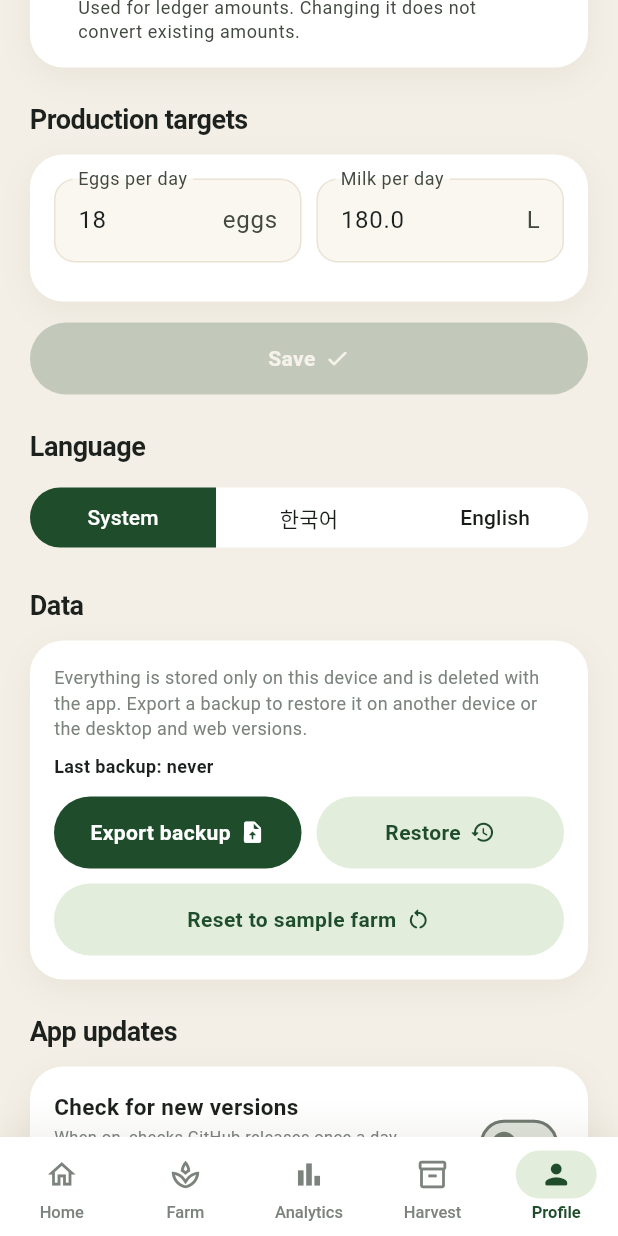
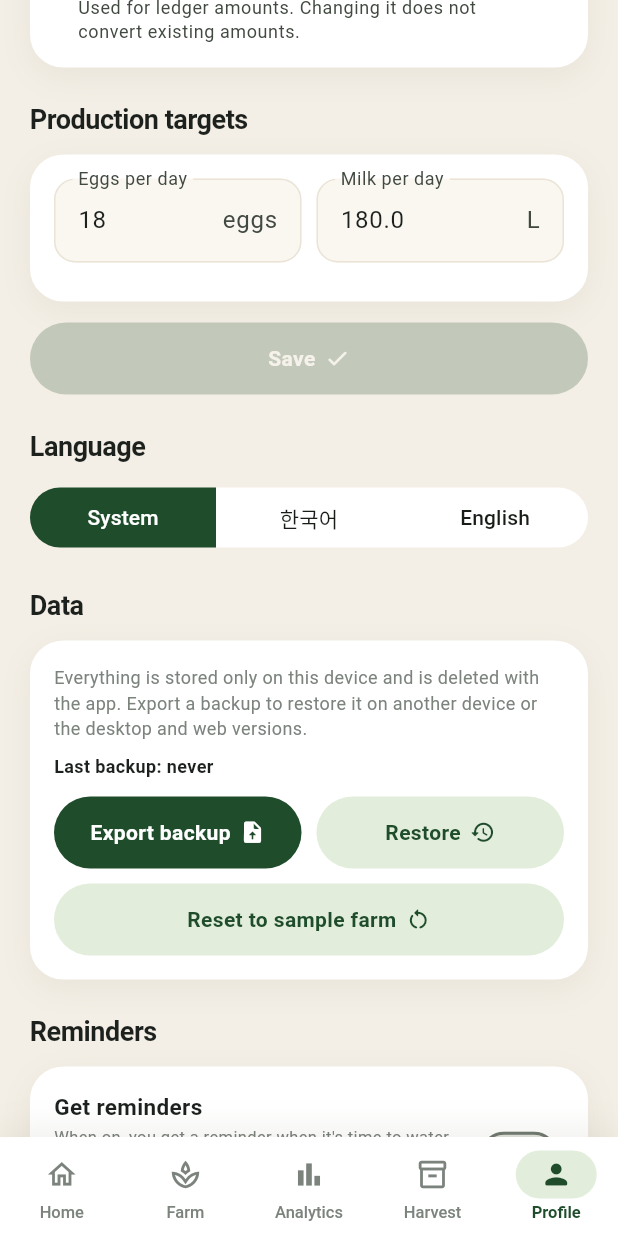
Before and after one commit to jeiel85/my-farm-flutter, a Flutter app: the screen it shows after launch, item 5 of the bottom bar chosen, scrolled down 576 dp, on a phone screen of 412 x 824 dp. Run offline on Flutter 3.47's test engine with Material 3 defaults, Android fonts, the phone set to English and light mode, and no system bars; drawn by our look-alikes of flutter_animate; our stand-ins replace file_picker, fl_chart, flutter_local_notifications, shared_preferences, timezone; generated files the repository leaves out were written again; network calls fail; statements that could not run were skipped.

Commit message:
feat: 물주기·급이·백신 일정 알림(Android·Windows)
- 프로필 → 알림에서 켜면(기본 꺼짐) 앞으로 일주일 치를 로컬 예약하고, 기록이 바뀌거나 앱을 열 때 다시 계산
  - 물주기: 다음 물주기 시각(같은 시각 밭은 묶음, 21~7시는 7시로), 급이: 오늘 체크한 회차 제외, 백신·진료: 14일 안 일정을 그날 8시
  - 종류별 끄기, 권한 거절·설정에서 꺼짐·예약 실패를 카드에 표시
- 계획은 순수 함수(reminder_plan.dart), 예약은 ReminderPlatform(flutter_local_notifications) 뒤로 분리
- Android: POST_NOTIFICATIONS 요청, RECEIVE_BOOT_COMPLETED·예약 수신기(재부팅 후 복원), inexactAllowWhileIdle(정확한 알람 권한 없음), desugaring, 단색 알림 아이콘
- Windows: MSIX 없이 HKCU에 AUMID·이름·아이콘 등록, 예약 토스트
- 의존성: flutter_local_notifications 22.3.1, timezone 0.11.1(UTC만 사용)

Co-Authored-By: Claude Opus 5.5 <noreply@anthropic.com>

```diff
--- /dev/null
+++ b/lib/data/reminder_plan.dart
@@ -0,0 +1,148 @@
+import 'farm_state.dart';
+import 'models.dart';
+
+enum ReminderKind { watering, feeding, care }
+
+/// 휴대폰 알림 설정. 기기마다 다를 수 있어 농장 데이터가 아니라 기기별 meta에 둔다(백업에 들어가지 않는다).
+class ReminderSettings {
+  const ReminderSettings({this.enabled = false, this.watering = true, this.feeding = true, this.care = true});
+
+  final bool enabled;
+  final bool watering;
+  final bool feeding;
+  final bool care;
+
+  bool allows(ReminderKind kind) => switch (kind) {
+    ReminderKind.watering => watering,
+    ReminderKind.feeding => feeding,
+    ReminderKind.care => care,
+  };
+
+  ReminderSettings copyWith({bool? enabled, bool? watering, bool? feeding, bool? care}) => ReminderSettings(
+    enabled: enabled ?? this.enabled,
+    watering: watering ?? this.watering,
+    feeding: feeding ?? this.feeding,
+    care: care ?? this.care,
+  );
+
+  ReminderSettings withKind(ReminderKind kind, bool on) => switch (kind) {
+    ReminderKind.watering => copyWith(watering: on),
+    ReminderKind.feeding => copyWith(feeding: on),
+    ReminderKind.care => copyWith(care: on),
+  };
+
+  Map<String, Object?> toJson() => {'enabled': enabled, 'watering': watering, 'feeding': feeding, 'care': care};
+
+  /// 읽을 수 없으면 기본값(꺼짐)으로 본다. 알림을 몰래 켜는 쪽으로 틀리지 않게 한다.
+  factory ReminderSettings.fromJson(Object? j) {
+    if (j is! Map) return const ReminderSettings();
+    bool flag(String key, bool fallback) => j[key] is bool ? j[key] as bool : fallback;
+    return ReminderSettings(
+      enabled: flag('enabled', false),
+      watering: flag('watering', true),
+      feeding: flag('feeding', true),
+      care: flag('care', true),
+    );
+  }
+}
+
+/// 예약할 알림 한 건. 문구는 화면 언어로 따로 만든다.
+sealed class PlannedReminder {
+  const PlannedReminder(this.at);
+
+  /// 알림을 보낼 기기 현지 시각.
+  final DateTime at;
+
+  ReminderKind get kind;
+}
+
+/// 같은 시각에 물이 필요한 밭들(스마트 관수로 함께 준 밭은 함께 돌아온다).
+class WateringReminder extends PlannedReminder {
+  const WateringReminder(super.at, this.crops);
+  final List<String> crops;
+  @override
+  ReminderKind get kind => ReminderKind.watering;
+}
+
+class FeedingReminder extends PlannedReminder {
+  const FeedingReminder(super.at, this.slot);
+  final FeedingSlot slot;
+  @override
+  ReminderKind get kind => ReminderKind.feeding;
+}
+
+class CareReminder extends PlannedReminder {
+  const CareReminder(super.at, this.item, this.animal);
+  final CareItem item;
+
+  /// 개체 전용 일정이면 그 개체, 종 전체 대상이면 null.
+  final Animal? animal;
+  @override
+  ReminderKind get kind => ReminderKind.care;
+}
+
+/// 앞으로 보낼 알림을 시각 순으로 계산한다.
+///
+/// - 물주기: 다음 물주기 시각. 밤(21시~7시)에 돌아오면 아침 7시로 미룬다. 이미 지난 것은 앱 홈에 나오므로 보내지 않는다.
+/// - 급이: 앞으로 [feedingDays]일의 급이 시각. 오늘 이미 체크한 회차는 뺀다.
+/// - 백신·진료: [careDays]일 안의 일정을 그날 아침 8시에. 대상 개체가 없어진 일정은 뺀다.
+///
+/// 앱을 열지 않는 동안에도 며칠은 알림이 오도록 미리 잡아 두고, 앱을 열거나 기록이 바뀔 때마다 다시 계산한다.
+/// 기기의 예약 알람 수 제한을 넘지 않게 [maxCount]건까지만 돌려준다.
+List<PlannedReminder> planReminders(
+  FarmState state,
+  DateTime now,
+  ReminderSettings settings, {
+  int feedingDays = 7,
+  int careDays = 14,
+  int maxCount = 60,
+}) {
+  if (!settings.enabled) return const [];
+  final out = <PlannedReminder>[];
+
+  if (settings.watering) {
+    final byTime = <DateTime, List<String>>{};
+    for (final f in state.fields) {
+      final due = f.nextWateringAt;
+      if (!due.isAfter(now)) continue;
+      byTime.putIfAbsent(_outsideQuietHours(due), () => []).add(f.cropName);
+    }
+    for (final e in byTime.entries) {
+      out.add(WateringReminder(e.key, e.value));
+    }
+  }
+
+  if (settings.feeding) {
+    final doneToday = {...?state.feedingDone[dateKeyOf(now)]};
+    for (var d = 0; d < feedingDays; d++) {
+      for (final (i, slot) in state.feedingSlots.indexed) {
+        if (d == 0 && doneToday.contains(i)) continue;
+        final at = DateTime(now.year, now.month, now.day + d, slot.hour, slot.minute);
+        if (at.isAfter(now)) out.add(FeedingReminder(at, slot));
+      }
+    }
+  }
+
+  if (settings.care) {
+    final animals = {for (final a in state.animals) a.id: a};
+    for (final c in state.careItems) {
+      if (c.isDone) continue;
+      final animal = c.animalId == null ? null : animals[c.animalId];
+      if (c.animalId != null && animal == null) continue;
+      final at = DateTime(c.dueDate.year, c.dueDate.month, c.dueDate.day, 8);
+      if (at.isAfter(now) && at.isBefore(now.add(Duration(days: careDays)))) out.add(CareReminder(at, c, animal));
+    }
+  }
+
+  out.sort((a, b) => a.at.compareTo(b.at));
+  return out.length > maxCount ? out.sublist(0, maxCount) : out;
+}
+
+const _quietStartHour = 21;
+const _quietEndHour = 7;
+
+DateTime _outsideQuietHours(DateTime at) {
+  if (at.hour >= _quietStartHour) return DateTime(at.year, at.month, at.day + 1, _quietEndHour);
+  if (at.hour < _quietEndHour) return DateTime(at.year, at.month, at.day, _quietEndHour);
+  return at;
+}
--- a/lib/features/profile/profile_screen.dart
+++ b/lib/features/profile/profile_screen.dart
@@ -8,6 +8,8 @@ import '../../data/farm_store.dart';
 import '../../data/models.dart';
 import '../../data/weather.dart';
 import '../update/update_widgets.dart';
+import '../reminders/reminder_settings_card.dart';
+import '../reminders/reminders.dart';
 import 'backup_actions.dart';
 import '../../l10n/l10n.dart';
 
@@ -343,6 +345,10 @@ class _ProfileScreenState extends State<ProfileScreen> {
               ),
               4,
             ),
+            if (ReminderScope.of(context) case final reminders?) ...[
+              SectionTitle(context.l10n.remindersSection),
+              rise(ReminderSettingsCard(reminders: reminders), 5),
+            ],
             if (UpdateScope.of(context) case final update?) ...[
               SectionTitle(context.l10n.appUpdate),
               rise(UpdateSettingsCard(update: update, now: store.now), 5),
--- /dev/null
+++ b/lib/features/reminders/reminder_settings_card.dart
@@ -0,0 +1,90 @@
+import 'package:flutter/material.dart';
+
+import '../../core/theme.dart';
+import '../../core/widgets.dart';
+import '../../data/reminder_plan.dart';
+import '../../l10n/l10n.dart';
+import 'reminders.dart';
+
+/// 프로필의 알림 설정(Android·Windows).
+class ReminderSettingsCard extends StatelessWidget {
+  const ReminderSettingsCard({super.key, required this.reminders});
+
+  final ReminderController reminders;
+
+  Future<void> _toggle(BuildContext context, bool on) async {
+    final ok = await reminders.setEnabled(on);
+    if (!ok && context.mounted) showMessage(context, context.l10n.remindersPermissionDenied);
+  }
+
+  @override
+  Widget build(BuildContext context) {
+    final l = context.l10n;
+    final s = reminders.settings;
+    final String? status;
+    if (!s.enabled) {
+      status = null;
+    } else if (reminders.lastError != null) {
+      status = l.remindersFailed('${reminders.lastError}');
+    } else if (reminders.permissionMissing) {
+      status = l.remindersPermissionOff;
+    } else if (reminders.nextAt case final next?) {
+      status = l.remindersScheduled(reminders.scheduledCount, reminderTimeLabel(context, next));
+    } else {
+      status = l.remindersNoneScheduled;
+    }
+    return AppCard(
+      child: Column(
+        crossAxisAlignment: CrossAxisAlignment.start,
+        children: [
+          Row(
+            children: [
+              Expanded(
+                child: Column(
+                  crossAxisAlignment: CrossAxisAlignment.start,
+                  children: [
+                    Text(l.remindersToggle, style: AppText.h3),
+                    const SizedBox(height: 2),
+                    Text(l.remindersHint, style: AppText.tiny),
+                  ],
+                ),
+              ),
+              const SizedBox(width: 8),
+              Switch(value: s.enabled, onChanged: (on) => _toggle(context, on)),
+            ],
+          ),
+          if (s.enabled) ...[
+            if (Theme.of(context).platform == TargetPlatform.android) ...[
+              const SizedBox(height: 6),
+              Text(l.remindersAndroidDelay, style: AppText.tiny),
+            ],
+            const SizedBox(height: 8),
+            for (final kind in ReminderKind.values)
+              CheckboxListTile(
+                contentPadding: EdgeInsets.zero,
+                dense: true,
+                controlAffinity: ListTileControlAffinity.leading,
+                value: s.allows(kind),
+                onChanged: (on) => reminders.setKind(kind, on ?? false),
+                title: Text(switch (kind) {
+                  ReminderKind.watering => l.remindersWatering,
+                  ReminderKind.feeding => l.remindersFeeding,
+                  ReminderKind.care => l.remindersCare,
+                }, style: AppText.body),
+                subtitle: kind == ReminderKind.watering ? Text(l.remindersQuietHours, style: AppText.tiny) : null,
+              ),
+          ],
+          if (status != null) ...[
+            const SizedBox(height: 4),
+            Text(
+              status,
+              style: AppText.caption.copyWith(
+                color: reminders.lastError != null || reminders.permissionMissing ? AppColors.red : null,
+              ),
+            ),
+          ],
+        ],
+      ),
+    );
+  }
+}
--- /dev/null
+++ b/lib/features/reminders/reminders.dart
@@ -0,0 +1,276 @@
+import 'dart:async';
+import 'dart:convert';
+import 'dart:io' show File, Platform;
+
+import 'package:flutter/foundation.dart';
+import 'package:flutter/widgets.dart';
+import 'package:flutter_local_notifications/flutter_local_notifications.dart';
+import 'package:intl/intl.dart';
+import 'package:timezone/timezone.dart' as tz;
+
+import '../../data/farm_store.dart';
+import '../../data/reminder_plan.dart';
+import '../../l10n/l10n.dart';
+
+/// 알림은 Android와 Windows에서 쓴다. 웹은 앱을 닫으면 알림을 예약해 둘 수 없어 쓰지 않는다.
+bool get remindersSupported => !kIsWeb && (Platform.isAndroid || Platform.isWindows);
+
+/// 알림 한 건의 내용. 플랫폼 구현이 그대로 띄운다.
+class ReminderNotice {
+  const ReminderNotice({
+    required this.id,
+    required this.kind,
+    required this.at,
+    required this.title,
+    required this.body,
+    required this.channelName,
+  });
+
+  final int id;
+  final ReminderKind kind;
+  final DateTime at;
+  final String title;
+  final String body;
+
+  /// 휴대폰 설정 > 알림에 보이는 채널 이름(종류마다 따로 끌 수 있다).
+  final String channelName;
+}
+
+abstract class ReminderPlatform {
+  /// [appName]은 Windows 알림 머리글에 나오는 앱 이름이다.
+  Future<void> init({required String appName});
+
+  /// 알림 권한을 요청한다(Android 13+). 허용되어 있으면 true.
+  Future<bool> requestPermission();
+
+  /// 지금 알림이 허용되어 있는지(사용자가 나중에 설정에서 끌 수 있다).
+  Future<bool> permitted();
+
+  Future<void> replaceAll(List<ReminderNotice> notices);
+
+  Future<void> cancelAll();
+}
+
+class LocalNotificationsPlatform implements ReminderPlatform {
+  final _plugin = FlutterLocalNotificationsPlugin();
+
+  AndroidFlutterLocalNotificationsPlugin? get _android =>
+      _plugin.resolvePlatformSpecificImplementation<AndroidFlutterLocalNotificationsPlugin>();
+
+  /// Windows 알림이 이 앱 것임을 알리는 ID와 알림 클릭 콜백 COM 클래스 ID. 바꾸면 이전에 잡은 예약을 지울 수 없게 되므로 고정한다.
+  static const windowsAppId = 'Jeiel85.MyFarm';
+  static const windowsCallbackGuid = 'b4f3f0c2-6a7e-4d0f-9a51-3c2d8e7f1a64';
+
+  @override
+  Future<void> init({required String appName}) async {
+    final ok = await _plugin.initialize(
+      settings: InitializationSettings(
+        // res/drawable/ic_stat_farm.xml(흰 실루엣). 런처 아이콘을 쓰면 상태 표시줄에 회색 네모로 나온다.
+        android: const AndroidInitializationSettings('ic_stat_farm'),
+        // MSIX 패키지가 아니어도 되도록 플러그인이 HKCU에 앱 ID와 이름·아이콘을 등록한다.
+        windows: WindowsInitializationSettings(
+          appName: appName,
+          appUserModelId: windowsAppId,
+          guid: windowsCallbackGuid,
+          iconPath: Platform.isWindows ? _windowsIconPath() : null,
+        ),
+      ),
+    );
+    if (ok == false) throw StateError('Notification plugin did not initialize');
+  }
+
+  /// 빌드에 함께 들어가는 앱 아이콘(pubspec assets). Windows 알림에 앱 아이콘으로 나온다.
+  static String _windowsIconPath() {
+    final exeDir = File(Platform.resolvedExecutable).parent.path;
+    return [exeDir, 'data', 'flutter_assets', 'assets', 'icon', 'icon.png'].join(Platform.pathSeparator);
+  }
+
+  /// Windows는 알림 권한을 앱이 묻지 않는다(설정 > 시스템 > 알림에서 사용자가 끈다).
+  @override
+  Future<bool> requestPermission() async =>
+      Platform.isWindows || (await _android?.requestNotificationsPermission() ?? false);
+
+  @override
+  Future<bool> permitted() async => Platform.isWindows || (await _android?.areNotificationsEnabled() ?? false);
+
+  @override
+  Future<void> replaceAll(List<ReminderNotice> notices) async {
+    await _plugin.cancelAll();
+    // 계산한 뒤 예약하기까지 사이에 지나간 시각은 건너뛴다(플러그인이 지난 시각 예약을 거부한다).
+    final soonest = DateTime.now().add(const Duration(seconds: 5));
+    for (final n in notices.where((n) => n.at.isAfter(soonest))) {
+      await _plugin.zonedSchedule(
+        id: n.id,
+        title: n.title,
+        body: n.body,
+        // 기기 현지 시각을 같은 순간의 UTC로 넘긴다. 반복 예약을 쓰지 않으므로 시간대 데이터베이스가 필요 없다.
+        scheduledDate: tz.TZDateTime.from(n.at, tz.UTC),
+        notificationDetails: NotificationDetails(
+          android: AndroidNotificationDetails(
+            'reminder_${n.kind.name}',
+            n.channelName,
+            category: AndroidNotificationCategory.reminder,
+          ),
+        ),
+        // 정확한 알람 권한(SCHEDULE_EXACT_ALARM) 없이 예약한다. Android가 배터리를 아끼려고 최대 1시간까지 늦출 수 있다.
+        androidScheduleMode: AndroidScheduleMode.inexactAllowWhileIdle,
+      );
+    }
+  }
+
+  @override
+  Future<void> cancelAll() => _plugin.cancelAll();
+}
+
+/// 설정을 기기별 meta에 두고, 농장 기록이 바뀔 때마다 앞으로의 알림을 다시 예약한다.
+class ReminderController extends ChangeNotifier {
+  ReminderController({
+    required this.store,
+    required this.platform,
+    required this.storage,
+    required this.localizations,
+    this.debounce = const Duration(seconds: 2),
+  });
+
+  final FarmStore store;
+  final ReminderPlatform platform;
+  final FarmStorage storage;
+
+  /// 알림 문구에 쓸 현재 언어.
+  final AppLocalizations Function() localizations;
+  final Duration debounce;
+
+  static const metaKey = 'reminders';
+
+  ReminderSettings settings = const ReminderSettings();
+
+  /// 켜져 있는데 휴대폰 설정에서 알림이 꺼져 있다.
+  bool permissionMissing = false;
+  int scheduledCount = 0;
+
+  /// 가장 먼저 올 알림 시각.
+  DateTime? nextAt;
+  Object? lastError;
+
+  Timer? _pending;
+  Future<void> _queue = Future.value();
+
+  Future<void> init() async {
+    try {
+      settings = ReminderSettings.fromJson(jsonDecode(await storage.readMeta(metaKey) ?? 'null'));
+    } on FormatException {
+      settings = const ReminderSettings();
+    }
+    store.addListener(_onStoreChanged);
+    try {
+      await platform.init(appName: localizations().appTitle);
+    } catch (e) {
+      // 알림만 못 쓸 뿐 앱은 계속 쓸 수 있다. 설정 카드에 원인을 보여 준다.
+      debugPrint('Could not initialize reminders: $e');
+      lastError = e;
+      notifyListeners();
+      return;
+    }
+    await sync();
+  }
+
+  void _onStoreChanged() {
+    _pending?.cancel();
+    _pending = Timer(debounce, sync);
+  }
+
+  /// 켜려면 알림 권한을 받아야 한다. 거절하면 꺼진 채로 두고 false.
+  Future<bool> setEnabled(bool on) async {
+    if (on && !await platform.requestPermission()) {
+      permissionMissing = true;
+      notifyListeners();
+      return false;
+    }
+    await _save(settings.copyWith(enabled: on));
+    return true;
+  }
+
+  Future<void> setKind(ReminderKind kind, bool on) => _save(settings.withKind(kind, on));
+
+  Future<void> _save(ReminderSettings next) async {
+    settings = next;
+    notifyListeners();
+    await storage.writeMeta(metaKey, jsonEncode(next.toJson()));
+    await sync();
+  }
+
+  /// 예약을 지금 상태에 맞춘다. 여러 번 불려도 차례로 하나씩 실행한다.
+  Future<void> sync() => _queue = _queue.then((_) => _sync());
+
+  Future<void> _sync() async {
+    _pending?.cancel();
+    try {
+      if (!settings.enabled) {
+        await platform.cancelAll();
+        scheduledCount = 0;
+        nextAt = null;
+        permissionMissing = false;
+      } else {
+        permissionMissing = !await platform.permitted();
+        final plan = planReminders(store.state, store.now, settings);
+        final l = localizations();
+        await platform.replaceAll([for (final (i, r) in plan.indexed) _notice(i + 1, r, l)]);
+        scheduledCount = plan.length;
+        nextAt = plan.firstOrNull?.at;
+      }
+      lastError = null;
+    } catch (e) {
+      debugPrint('Could not schedule reminders: $e');
+      lastError = e;
+    }
+    notifyListeners();
+  }
+
+  ReminderNotice _notice(int id, PlannedReminder r, AppLocalizations l) {
+    final (title, body) = switch (r) {
+      WateringReminder(:final crops) => (l.notifWateringTitle, l.notifWateringBody(crops.join(', '))),
+      FeedingReminder(:final slot) => (l.alertFeedingTitle(slot.timeLabel, slot.label), l.notifFeedingBody),
+      CareReminder(:final item, :final animal) => (
+        l.notifCareTitle(item.title),
+        l.notifCareBody(animal == null ? l.kind(item.kind) : '${animal.name} (${animal.tag})'),
+      ),
+    };
+    return ReminderNotice(
+      id: id,
+      kind: r.kind,
+      at: r.at,
+      title: title,
+      body: body,
+      channelName: switch (r.kind) {
+        ReminderKind.watering => l.remindersWatering,
+        ReminderKind.feeding => l.remindersFeeding,
+        ReminderKind.care => l.remindersCare,
+      },
+    );
+  }
+
+  @override
+  void dispose() {
+    _pending?.cancel();
+    store.removeListener(_onStoreChanged);
+    super.dispose();
+  }
+}
+
+/// 알림 문구 언어. 앱 화면과 같은 규칙(직접 고른 언어 → 기기 언어, 한국어가 아니면 영어)을 따른다.
+AppLocalizations reminderLocalizations(FarmStore store) {
+  final code = store.localeOverride ?? WidgetsBinding.instance.platformDispatcher.locale.languageCode;
+  return lookupAppLocalizations(Locale(code == 'ko' ? 'ko' : 'en'));
+}
+
+class ReminderScope extends InheritedNotifier<ReminderController> {
+  const ReminderScope({super.key, required ReminderController? controller, required super.child})
+    : super(notifier: controller);
+
+  /// 알림을 쓰지 않는 플랫폼(웹·Windows)에서는 null.
+  static ReminderController? of(BuildContext context) =>
+      context.dependOnInheritedWidgetOfExactType<ReminderScope>()?.notifier;
+}
+
+/// 알림 시각을 사람이 읽는 형식으로(설정 카드의 다음 알림 표시용).
+String reminderTimeLabel(BuildContext context, DateTime at) => DateFormat.MMMEd(context.localeName).add_Hm().format(at);
--- a/lib/l10n/app_en.arb
+++ b/lib/l10n/app_en.arb
@@ -468,5 +468,23 @@
   "csvNote": "Note",
   "weatherOffline": "Couldn't connect. Showing weather from {when}.",
   "farmMap": "Farm map",
-  "mapZoneNeedsWater": "{zone}, needs water"
+  "mapZoneNeedsWater": "{zone}, needs water",
+  "remindersSection": "Reminders",
+  "remindersToggle": "Get reminders",
+  "remindersHint": "When on, you get a reminder when it's time to water, feed, or give scheduled care, even while the app is closed. The next week of reminders is rescheduled whenever records change or you open the app.",
+  "remindersWatering": "Watering",
+  "remindersFeeding": "Feeding",
+  "remindersCare": "Vaccines & checkups",
+  "remindersQuietHours": "Watering due between 9 PM and 7 AM is announced at 7 AM.",
+  "remindersPermissionDenied": "Notifications aren't allowed, so reminders stay off. Allow them in Settings > Apps > My Farm > Notifications.",
+  "remindersPermissionOff": "Notifications are turned off in your phone settings, so reminders won't appear.",
+  "remindersScheduled": "{count} reminders scheduled · next {when}",
+  "remindersNoneScheduled": "No upcoming reminders.",
+  "remindersFailed": "Couldn't schedule reminders: {error}",
+  "notifWateringTitle": "Time to water",
+  "notifWateringBody": "Water these fields: {crops}.",
+  "notifFeedingBody": "It's time. Check it off in the app when done.",
+  "notifCareTitle": "Today: {title}",
+  "notifCareBody": "{target} · Mark it done in Livestock when finished.",
+  "remindersAndroidDelay": "Android may deliver reminders up to an hour late to save battery."
 }
--- a/lib/main.dart
+++ b/lib/main.dart
@@ -9,6 +9,7 @@ import 'core/theme.dart';
 import 'data/app_update.dart';
 import 'data/farm_store.dart';
 import 'data/weather.dart';
+import 'features/reminders/reminders.dart';
 import 'l10n/l10n.dart';
 
 Future<void> main() async {
@@ -28,25 +29,38 @@ Future<void> main() async {
   final update = appUpdateSupported
       ? UpdateController(storage: storage, platform: MethodChannelUpdatePlatform())
       : null;
+  final reminders = remindersSupported
+      ? ReminderController(
+          store: store,
+          platform: LocalNotificationsPlatform(),
+          storage: storage,
+          localizations: () => reminderLocalizations(store),
+        )
+      : null;
   runApp(
     MyFarmApp(
       store: store,
       weather: WeatherController(WeatherService(), cache: storage),
       update: update,
+      reminders: reminders,
     ),
   );
-  // 첫 화면을 막지 않도록 앱을 띄운 뒤 확인한다.
+  // 첫 화면을 막지 않도록 앱을 띄운 뒤 확인한다. 알림은 앱을 열 때마다 앞으로의 예약을 다시 맞춘다.
   unawaited(update?.init());
+  unawaited(reminders?.init());
 }
 
 class MyFarmApp extends StatelessWidget {
-  const MyFarmApp({super.key, required this.store, required this.weather, this.update});
+  const MyFarmApp({super.key, required this.store, required this.weather, this.update, this.reminders});
 
   final FarmStore store;
   final WeatherController weather;
 
   /// 앱 안 업데이트를 쓰지 않는 플랫폼(웹·Windows)에서는 null.
   final UpdateController? update;
+
+  /// 휴대폰 알림을 쓰지 않는 플랫폼(웹·Windows)에서는 null.
+  final ReminderController? reminders;
 
   @override
   Widget build(BuildContext context) => FarmScope(
@@ -55,6 +69,8 @@ class MyFarmApp extends StatelessWidget {
       controller: weather,
       child: UpdateScope(
         controller: update,
+        child: ReminderScope(
+          controller: reminders,
           child: ValueListenableBuilder<String?>(
             valueListenable: store.locale,
             builder: (context, localeCode, _) => MaterialApp(
@@ -67,6 +83,7 @@ class MyFarmApp extends StatelessWidget {
               localizationsDelegates: AppLocalizations.localizationsDelegates,
               builder: (context, child) => PhoneWidthFrame(child: child!),
               home: const AppShell(),
+            ),
           ),
         ),
       ),
```
Also changed, not shown: lib/l10n/app_ko.arb (+57 -1 lines), pubspec.yaml (+5 -4 lines), pubspec.lock, 9 other files. Lines whose indentation alone changed are shown as unchanged.
